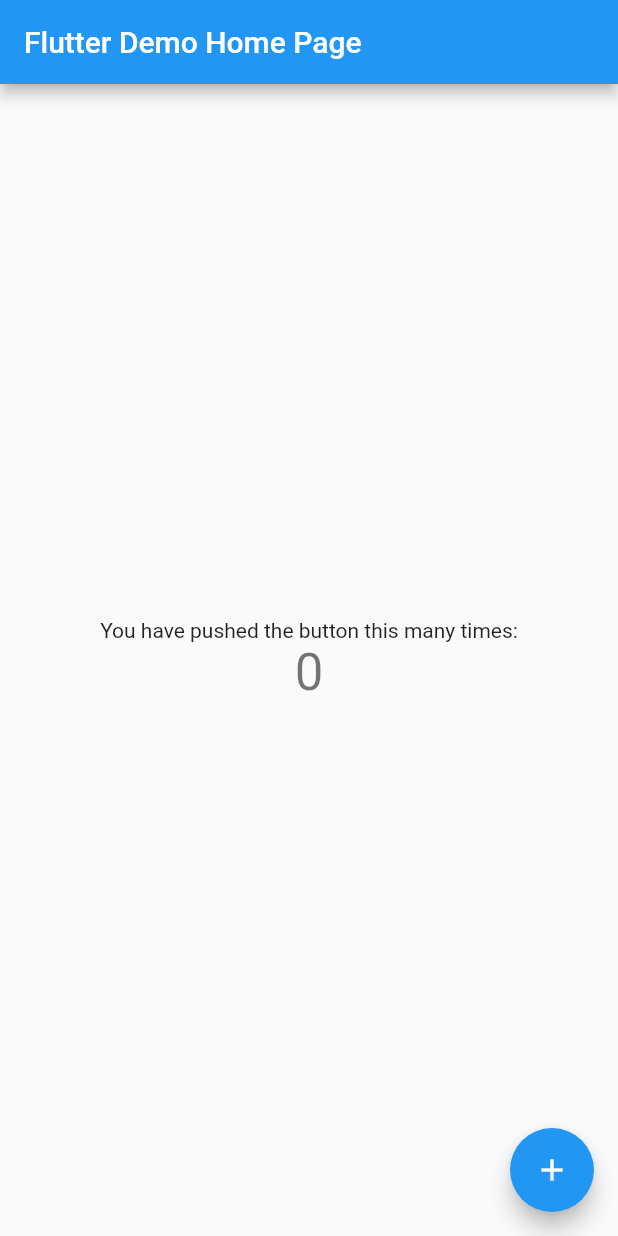
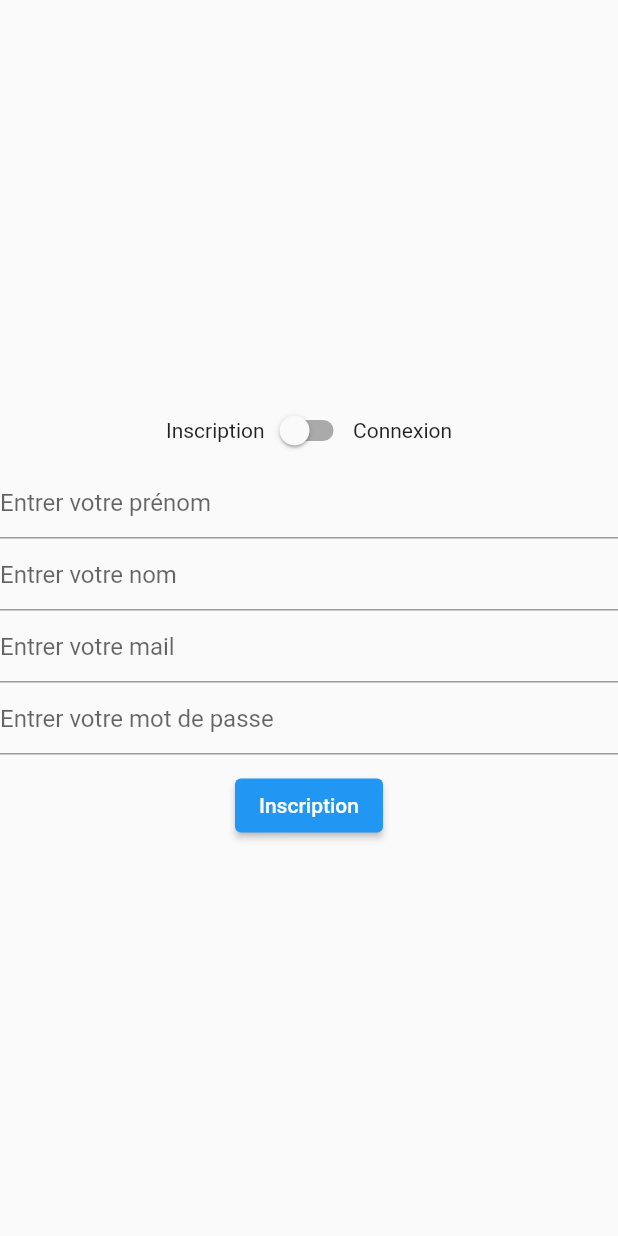
Before and after one commit to bastien-cordier/messagerie-flutter-ipssi, a Flutter app: the screen it shows after launch, on a phone screen of 412 x 824 dp. Run offline on Flutter 3.47's test engine with Material 2 defaults, Android fonts, the phone set to English and light mode, and no system bars; our stand-ins replace cloud_firestore, firebase_auth, firebase_core, firebase_storage; accounts and stored records are empty.

Commit message:
Push inscription / connexion

```diff
--- /dev/null
+++ b/lib/Controller/inscription.dart
@@ -0,0 +1,116 @@
+import 'package:flutter/material.dart';
+import 'package:messagerie_ipssi/Fonctions/FirestoreHelper.dart';
+
+class Inscription extends StatefulWidget{
+  @override
+  State<StatefulWidget> createState() {
+    // TODO: implement createState
+    return InscriptionState();
+  }
+
+}
+
+class InscriptionState extends State<Inscription>{
+  //variables
+  String prenom = "";
+  String nom = "";
+  String mail = "";
+  String password = "";
+
+
+
+
+  //Fonctions
+   Dialogue(){
+     showDialog(
+          barrierDismissible: false,
+         context: context,
+         builder: (context){
+           return AlertDialog(
+             title: const Text("Erreur"),
+             content: const Text("Votre inscription ne s'est pas effectuée"),
+             actions: [
+               ElevatedButton(
+                   onPressed: (){
+                     Navigator.pop(context);
+                   },
+                   child: const Text("Ok")
+               )
+             ],
+           );
+         }
+     );
+   }
+
+
+  @override
+  Widget build(BuildContext context) {
+    // TODO: implement build
+    return bodyPage();
+  }
+
+
+
+  Widget bodyPage(){
+    return Column(
+      children: [
+       TextField(
+         decoration: const InputDecoration(
+           hintText: "Entrer votre prénom"
+         ),
+        onChanged: (value){
+           setState(() {
+             prenom = value;
+           });
+        },
+       ),
+        TextField(
+          decoration: const InputDecoration(
+              hintText: "Entrer votre nom"
+          ),
+          onChanged: (value){
+            setState(() {
+              nom = value;
+            });
+          },
+        ),
+        TextField(
+          decoration: const InputDecoration(
+              hintText: "Entrer votre mail"
+          ),
+          onChanged: (value){
+            setState(() {
+              mail = value;
+            });
+          },
+        ),
+        TextField(
+          obscureText: true,
+          decoration: const InputDecoration(
+              hintText: "Entrer votre mot de passe"
+          ),
+          onChanged: (value){
+            setState(() {
+              password = value;
+            });
+          },
+        ),
+        const SizedBox(height: 10,),
+
+
+        ElevatedButton(
+            onPressed: (){
+              // s'inscrire
+              FirestoreHelper().register(prenom, nom, mail, password).then((value){
+
+              }).catchError((error){
+                Dialogue();
+              });
+            },
+            child: const Text("Inscription")
+        )
+      ],
+    );
+  }
+
+}
--- /dev/null
+++ b/lib/Fonctions/FirestoreHelper.dart
@@ -0,0 +1,86 @@
+import 'package:cloud_firestore/cloud_firestore.dart';
+import 'package:firebase_auth/firebase_auth.dart';
+import 'package:firebase_storage/firebase_storage.dart';
+import 'package:messagerie_ipssi/Model/Profil.dart';
+
+class FirestoreHelper {
+  final auth = FirebaseAuth.instance;
+  final storage = FirebaseStorage.instance;
+  final fireUser = FirebaseFirestore.instance.collection("Utilisateurs");
+  final fireMusic = FirebaseFirestore.instance.collection("Musiques");
+
+
+
+      //Méthodes
+
+
+      //Inscription un utilisateur
+    Future register(String prenom , String nom , String mail , String password) async {
+      UserCredential resultat = await auth.createUserWithEmailAndPassword(email: mail, password: password);
+      String uid = resultat.user!.uid;
+      Map<String,dynamic> map = {
+          "PRENOM":prenom,
+          "NOM":nom,
+          "MAIL": mail,
+          "ISINSCRIPTION":DateTime.now(),
+          "ISCONNECTED": true,
+        };
+      addUser(uid,map);
+    }
+
+
+
+
+
+
+
+      //Connexion d'un utlisateur
+      Future <Profil> connect(String mail , String password) async {
+        UserCredential resultat = await auth.signInWithEmailAndPassword(email: mail, password: password);
+        String uid = resultat.user!.uid;
+        return getProfil(uid);
+
+      }
+
+      //Fonction a pour de récupérer l'id de l'utisateur qui s'est connecté
+      String getCurrentUserId(){
+       return  auth.currentUser!.uid;
+      }
+
+
+      //Fonction a pour de construire une classe profil
+      Future <Profil> getProfil(String uid) async{
+        DocumentSnapshot snapshot = await fireUser.doc(uid).get();
+        return Profil(snapshot);
+      }
+
+
+
+      // ajouter un utilisateur dans la base de donnée
+    addUser(String uid , Map<String,dynamic>map){
+      fireUser.doc(uid).set(map);
+    }
+
+
+
+    // mise à jour d'un utilisateur dans la base de donnée
+    updateUser(String uid,Map<String,dynamic> map){
+      fireUser.doc(uid).update(map);
+    }
+
+
+      // ajouter une musique dans la base de donnée
+    addMusic(String uid ,Map<String,dynamic> map){
+      fireMusic.doc(uid).set(map);
+    }
+
+
+      //Stockage une image
+
+
+
+
+
+
+
+}
--- /dev/null
+++ b/lib/Model/Profil.dart
@@ -0,0 +1,48 @@
+
+import 'package:cloud_firestore/cloud_firestore.dart';
+
+class Profil {
+  //Attributs
+  late String _uid;
+  late DateTime isInscription;
+  late bool isConnected;
+  late String prenom;
+  late String nom;
+  String? pseudo;
+  String? image;
+  List <String>? songs;
+  late String mail;
+
+  String get uid {
+    return _uid;
+  }
+
+
+
+  //Constructeur
+  Profil(DocumentSnapshot snapshot){
+    _uid = snapshot.id;
+    Map<String,dynamic> map = snapshot.data() as Map<String,dynamic>;
+    Timestamp timestamp = map["ISINSCRIPTION"];
+    isInscription = timestamp.toDate();
+    isConnected = map["ISCONNECTED"];
+    prenom = map["PRENOM"];
+    nom = map["NOM"];
+    pseudo = map["PSEUDO"];
+    image = map["IMAGE"];
+    songs = map["SONGS"];
+    mail = map["MAIL"];
+
+  }
+
+
+
+
+
+
+  //Méthodes
+
+
+
+
+}
--- a/lib/main.dart
+++ b/lib/main.dart
@@ -1,6 +1,11 @@
 import 'package:flutter/material.dart';
+import 'package:firebase_core/firebase_core.dart';
+import 'package:messagerie_ipssi/Controller/connexion.dart';
+import 'package:messagerie_ipssi/Controller/inscription.dart';
 
-void main() {
+void main() async {
+  WidgetsFlutterBinding.ensureInitialized();
+  await Firebase.initializeApp();
   runApp(const MyApp());
 }
 
@@ -13,33 +18,16 @@
     return MaterialApp(
       title: 'Flutter Demo',
       theme: ThemeData(
-        // This is the theme of your application.
-        //
-        // Try running your application with "flutter run". You'll see the
-        // application has a blue toolbar. Then, without quitting the app, try
-        // changing the primarySwatch below to Colors.green and then invoke
-        // "hot reload" (press "r" in the console where you ran "flutter run",
-        // or simply save your changes to "hot reload" in a Flutter IDE).
-        // Notice that the counter didn't reset back to zero; the application
-        // is not restarted.
         primarySwatch: Colors.blue,
       ),
       home: const MyHomePage(title: 'Flutter Demo Home Page'),
+      debugShowCheckedModeBanner: false,
     );
   }
 }
 
 class MyHomePage extends StatefulWidget {
   const MyHomePage({Key? key, required this.title}) : super(key: key);
-
-  // This widget is the home page of your application. It is stateful, meaning
-  // that it has a State object (defined below) that contains fields that affect
-  // how it looks.
-
-  // This class is the configuration for the state. It holds the values (in this
-  // case the title) provided by the parent (in this case the App widget) and
-  // used by the build method of the State. Fields in a Widget subclass are
-  // always marked "final".
 
   final String title;
 
@@ -48,68 +36,42 @@
 }
 
 class _MyHomePageState extends State<MyHomePage> {
-  int _counter = 0;
-
-  void _incrementCounter() {
-    setState(() {
-      // This call to setState tells the Flutter framework that something has
-      // changed in this State, which causes it to rerun the build method below
-      // so that the display can reflect the updated values. If we changed
-      // _counter without calling setState(), then the build method would not be
-      // called again, and so nothing would appear to happen.
-      _counter++;
-    });
-  }
+  //Variable
+  bool selected = false;
 
   @override
   Widget build(BuildContext context) {
-    // This method is rerun every time setState is called, for instance as done
-    // by the _incrementCounter method above.
-    //
-    // The Flutter framework has been optimized to make rerunning build methods
-    // fast, so that you can just rebuild anything that needs updating rather
-    // than having to individually change instances of widgets.
     return Scaffold(
-      appBar: AppBar(
-        // Here we take the value from the MyHomePage object that was created by
-        // the App.build method, and use it to set our appbar title.
-        title: Text(widget.title),
+      body: Stack(
+        children: [
+          bodyPage(),
+        ],
       ),
-      body: Center(
-        // Center is a layout widget. It takes a single child and positions it
-        // in the middle of the parent.
-        child: Column(
-          // Column is also a layout widget. It takes a list of children and
-          // arranges them vertically. By default, it sizes itself to fit its
-          // children horizontally, and tries to be as tall as its parent.
-          //
-          // Invoke "debug painting" (press "p" in the console, choose the
-          // "Toggle Debug Paint" action from the Flutter Inspector in Android
-          // Studio, or the "Toggle Debug Paint" command in Visual Studio Code)
-          // to see the wireframe for each widget.
-          //
-          // Column has various properties to control how it sizes itself and
-          // how it positions its children. Here we use mainAxisAlignment to
-          // center the children vertically; the main axis here is the vertical
-          // axis because Columns are vertical (the cross axis would be
-          // horizontal).
+
+      // This trailing comma makes auto-formatting nicer for build methods.
+    );
+  }
+
+  Widget bodyPage() {
+    return Column(
+      mainAxisAlignment: MainAxisAlignment.center,
+      children: [
+        Row(
           mainAxisAlignment: MainAxisAlignment.center,
-          children: <Widget>[
-            const Text(
-              'You have pushed the button this many times:',
-            ),
-            Text(
-              '$_counter',
-              style: Theme.of(context).textTheme.headline4,
-            ),
+          children: [
+            const Text("Inscription"),
+            Switch(
+                value: selected,
+                onChanged: (value) {
+                  setState(() {
+                    selected = value;
+                  });
+                }),
+            const Text("Connexion"),
           ],
         ),
-      ),
-      floatingActionButton: FloatingActionButton(
-        onPressed: _incrementCounter,
-        tooltip: 'Increment',
-        child: const Icon(Icons.add),
-      ), // This trailing comma makes auto-formatting nicer for build methods.
+        (selected) ? Connexion() : Inscription()
+      ],
     );
   }
 }
```
Also changed, not shown: lib/Controller/connexion.dart (added, +101 -0 lines), pubspec.yaml (+5 -3 lines), pubspec.lock, 3 other files.
